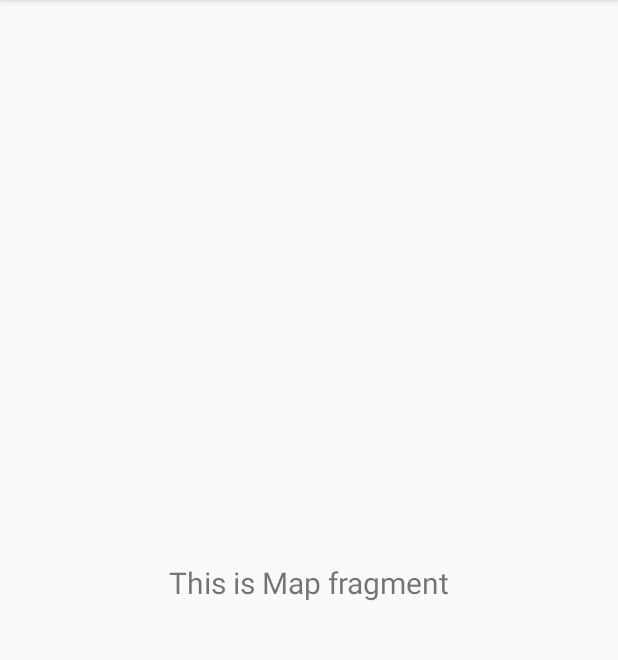
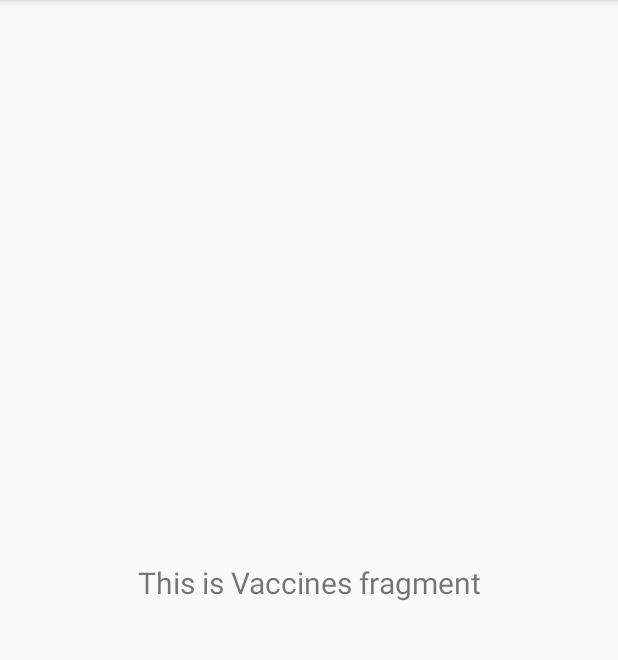
Before and after one commit to lienzhu/VacTracker, an Android app: the fragment VaccinesFragment shown on its own in the app's theme, on a phone screen of 412 x 824 dp, the part 84-744 px from its top. Run offline under Robolectric (Android 15) with nearby library versions, the phone set to English and light mode, and no system bars.

Commit message:
vaccine list\

```diff
--- a/app/src/main/java/com/example/vactracker/MainActivity.java
+++ b/app/src/main/java/com/example/vactracker/MainActivity.java
@@ -52,7 +52,7 @@ public class MainActivity extends AppCompatActivity {
         // Passing each menu ID as a set of Ids because each
         // menu should be considered as top level destinations.
         mAppBarConfiguration = new AppBarConfiguration.Builder(
-                R.id.nav_home, R.id.nav_development, R.id.nav_map, R.id.nav_support, R.id.nav_faq)
+                R.id.nav_home, R.id.nav_development, R.id.nav_vaccines, R.id.nav_support, R.id.nav_faq)
                 .setDrawerLayout(drawer)
                 .build();
         NavController navController = Navigation.findNavController(this, R.id.nav_host_fragment);
--- a/app/src/main/java/com/example/vactracker/ui/map/MapFragment.java
+++ b/app/src/main/java/com/example/vactracker/ui/vaccines/VaccinesFragment.java
@@ -1,4 +1,4 @@
-package com.example.vactracker.ui.map;
+package com.example.vactracker.ui.vaccines;
 
 import android.os.Bundle;
 import android.view.LayoutInflater;
@@ -14,17 +14,17 @@ import androidx.lifecycle.ViewModelProviders;
 
 import com.example.vactracker.R;
 
-public class MapFragment extends Fragment {
+public class VaccinesFragment extends Fragment {
 
-    private MapViewModel mapViewModel;
+    private VaccinesViewModel vaccinesViewModel;
 
     public View onCreateView(@NonNull LayoutInflater inflater,
                              ViewGroup container, Bundle savedInstanceState) {
-        mapViewModel =
-                ViewModelProviders.of(this).get(MapViewModel.class);
-        View root = inflater.inflate(R.layout.fragment_map, container, false);
-        final TextView textView = root.findViewById(R.id.text_map);
-        mapViewModel.getText().observe(getViewLifecycleOwner(), new Observer<String>() {
+        vaccinesViewModel =
+                ViewModelProviders.of(this).get(VaccinesViewModel.class);
+        View root = inflater.inflate(R.layout.fragment_vaccines, container, false);
+        final TextView textView = root.findViewById(R.id.text_vaccines);
+        vaccinesViewModel.getText().observe(getViewLifecycleOwner(), new Observer<String>() {
             @Override
             public void onChanged(@Nullable String s) {
                 textView.setText(s);
--- a/app/src/main/java/com/example/vactracker/ui/map/MapViewModel.java
+++ b/app/src/main/java/com/example/vactracker/ui/vaccines/VaccinesViewModel.java
@@ -1,16 +1,16 @@
-package com.example.vactracker.ui.map;
+package com.example.vactracker.ui.vaccines;
 
 import androidx.lifecycle.LiveData;
 import androidx.lifecycle.MutableLiveData;
 import androidx.lifecycle.ViewModel;
 
-public class MapViewModel extends ViewModel {
+public class VaccinesViewModel extends ViewModel {
 
     private MutableLiveData<String> mText;
 
-    public MapViewModel() {
+    public VaccinesViewModel() {
         mText = new MutableLiveData<>();
-        mText.setValue("This is Map fragment");
+        mText.setValue("This is Vaccines fragment");
     }
 
     public LiveData<String> getText() {
--- a/app/src/main/res/layout/fragment_map.xml
+++ b/app/src/main/res/layout/fragment_vaccines.xml
@@ -4,10 +4,10 @@
     xmlns:tools="http://schemas.android.com/tools"
     android:layout_width="match_parent"
     android:layout_height="match_parent"
-    tools:context=".ui.map.MapFragment">
+    tools:context=".ui.vaccines.VaccinesFragment">
 
     <TextView
-        android:id="@+id/text_map"
+        android:id="@+id/text_vaccines"
         android:layout_width="match_parent"
         android:layout_height="wrap_content"
         android:layout_marginStart="8dp"
--- a/app/src/main/res/menu/activity_main_drawer.xml
+++ b/app/src/main/res/menu/activity_main_drawer.xml
@@ -14,9 +14,9 @@
             android:icon="@drawable/ic_menu_slideshow"
             android:title="@string/menu_development" />
         <item
-            android:id="@+id/nav_map"
+            android:id="@+id/nav_vaccines"
             android:icon="@drawable/ic_menu_gallery"
-            android:title="@string/menu_map" />
+            android:title="@string/menu_vaccines" />
         <item
             android:id="@+id/nav_support"
             android:icon="@drawable/ic_menu_slideshow"
--- a/app/src/main/res/navigation/mobile_navigation.xml
+++ b/app/src/main/res/navigation/mobile_navigation.xml
@@ -36,10 +36,10 @@
         tools:layout="@layout/fragment_development" />
 
     <fragment
-        android:id="@+id/nav_map"
-        android:name="com.example.vactracker.ui.map.MapFragment"
-        android:label="Map"
-        tools:layout="@layout/fragment_map" />
+        android:id="@+id/nav_vaccines"
+        android:name="com.example.vactracker.ui.vaccines.VaccinesFragment"
+        android:label="Vaccines"
+        tools:layout="@layout/fragment_vaccines" />
 
     <fragment
         android:id="@+id/nav_support"
--- a/app/src/main/res/values/strings.xml
+++ b/app/src/main/res/values/strings.xml
@@ -9,7 +9,7 @@
 
     <string name="menu_home">Home</string>
     <string name="menu_development">Development</string>
-    <string name="menu_map">Map</string>
+    <string name="menu_vaccines">Vaccines</string>
     <string name="menu_support">Support</string>
     <string name="menu_faq">FAQ</string>
 
```
